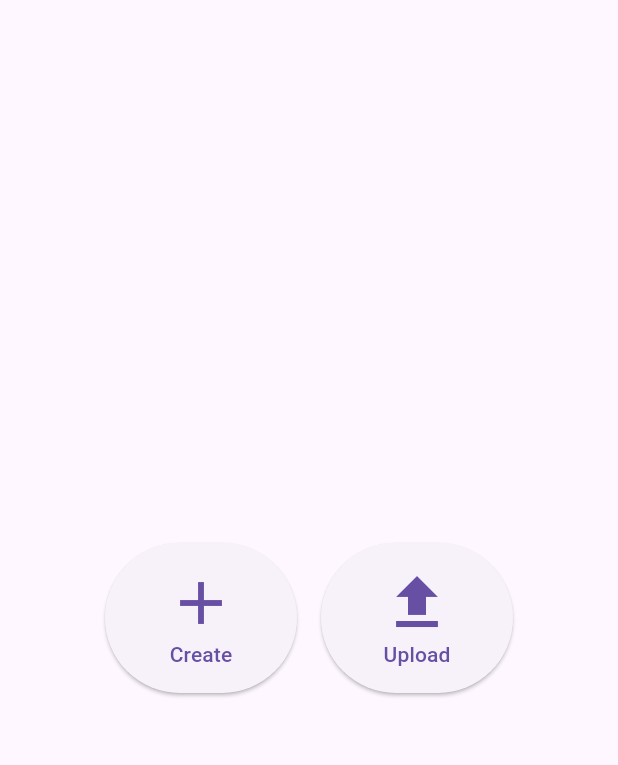
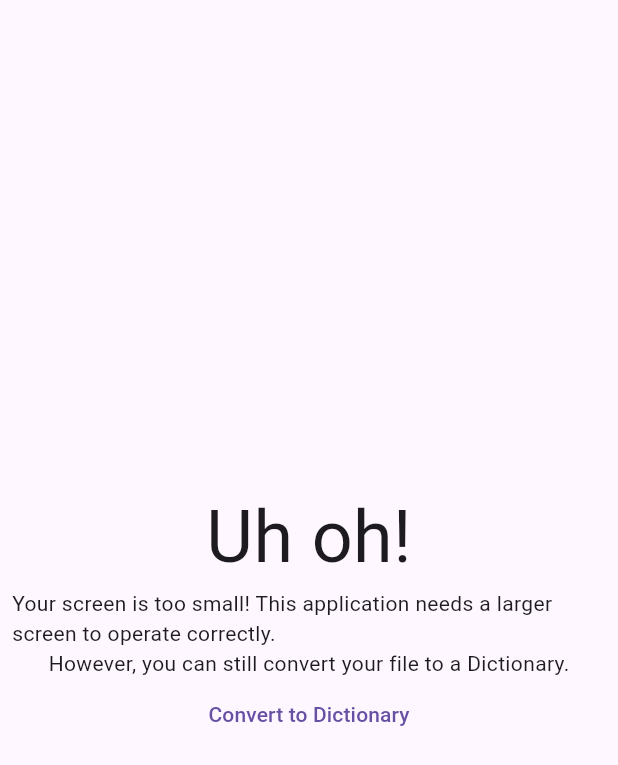
Before and after one commit to Calebh101/dictionaries, a Flutter app: the screen it shows after launch, on a phone screen of 412 x 824 dp. Shown: the top 765 px of the screen. Run offline on Flutter 3.47's test engine with Material 3 defaults, Android fonts, the phone set to English and light mode, and no system bars; our stand-ins replace file_picker, flutter_highlight, tab_indicator_styler, web, yaml; missing offline and left inert: any_date, bson, dart:js_interop, flutter_context_menu, flutter_fancy_tree_view, highlight and 5 more.

Commit message:
Restricts screen size now

```diff
--- /dev/null
+++ b/lib/files/files.dart
@@ -0,0 +1 @@
+export 'package:dictionaries/files/desktop.dart' if (dart.library.js_interop) 'package:dictionaries/files/web.dart';
--- a/lib/main.dart
+++ b/lib/main.dart
@@ -10,8 +10,7 @@ import 'package:localpkg/classes.dart';
 import 'package:localpkg/dialogue.dart';
 import 'package:localpkg/functions.dart';
 import 'package:styled_logger/styled_logger.dart';
-
-export 'files/desktop.dart' if (dart.library.js_interop) 'files/web.dart';
+import 'package:dictionaries/files/files.dart';
 
 final Version version = Version.parse("0.0.0A");
 final Version binaryVersion = Version.parse("1.0.0A");
@@ -93,6 +92,10 @@ class _HomeState extends State<Home> {
 
   @override
   Widget build(BuildContext context) {
+    if (ScreenTooSmallWidget.compare(context) == false) {
+      return ScreenTooSmallWidget();
+    }
+
     List<HomeNode> children = [
       HomeOption("Create", description: "Create a new dictionary.", icon: Icons.add, onActivate: () async {
         activateEditor(utf8.encode(jsonEncode({})));
@@ -218,3 +221,61 @@ Widget? decideEditor(Uint8List raw) {
   final record = (value: true, string: "yes");
   return record;
 }
+
+class ScreenTooSmallWidget extends StatefulWidget {
+  const ScreenTooSmallWidget({super.key});
+  static const threshold = Size(600, 400);
+
+  /// True if the screen is big enough.
+  static bool compare(BuildContext context) {
+    Size screen = MediaQuery.of(context).size;
+    return screen.width > threshold.width && screen.height > threshold.height;
+  }
+
+  @override
+  State<ScreenTooSmallWidget> createState() => _ScreenTooSmallWidgetState();
+}
+
+class _ScreenTooSmallWidgetState extends State<ScreenTooSmallWidget> {
+  @override
+  Widget build(BuildContext context) {
+    return Scaffold(
+      body: Padding(
+        padding: const EdgeInsets.all(8.0),
+        child: Center(
+          child: Column(
+            mainAxisAlignment: MainAxisAlignment.center,
+            children: [
+              Text("Uh oh!", style: TextStyle(fontSize: 48)),
+              Text("Your screen is too small! This application needs a larger screen to operate correctly.", softWrap: true),
+              Text("However, you can still convert your file to a Dictionary."),
+              TextButton(onPressed: () async {
+                Logger.print("Starting upload...");
+                var result = await FilePicker.platform.pickFiles(withData: true);
+                Uint8List? bytes = result?.files.firstOrNull?.bytes;
+                Logger.print("Found ${bytes?.length ?? -1} bytes");
+                if (bytes == null || bytes.isEmpty) return;
+
+                var root = RootNode.tryParse(bytes);
+                if (root == null) return SnackBarManager.show(context, "Unable to parse file.").toVoid();
+
+                var binary = root.toBinary();
+                Logger.print("Found binary of ${binary.length} bytes, saving...");
+                List<String> name = (result?.names.firstOrNull ?? "MyDictionary").split(".");
+                bool saved = await saveFile(name: name.sublist(0, name.length - 1).join("."), bytes: binary);
+
+                if (saved) {
+                  Logger.print("File saved.");
+                  SnackBarManager.show(context, "File saved!");
+                } else {
+                  Logger.warn("File not saved.");
+                  SnackBarManager.show(context, "Unable to save file.");
+                }
+              }, child: Text("Convert to Dictionary")),
+            ],
+          ),
+        ),
+      ),
+    );
+  }
+}
--- a/lib/src/editor.dart
+++ b/lib/src/editor.dart
@@ -1,4 +1,5 @@
 import 'package:any_date/any_date.dart';
+import 'package:dictionaries/files/files.dart';
 import 'package:dictionaries/main.dart';
 import 'package:dictionaries/src/nodeenums.dart';
 import 'package:dictionaries/src/nodes.dart';
@@ -314,7 +315,10 @@ class _ObjectEditorState extends State<ObjectEditorDesktop> {
                               ),
                               SizedBox(
                                 width: width3,
-                                child: data.node.input != null ? valueChild : SizedBox.shrink(),
+                                child: Padding(
+                                  padding: EdgeInsets.symmetric(horizontal: 8),
+                                  child: data.node.input != null ? valueChild : SizedBox.shrink(),
+                                ),
                               ),
                               SizedBox(
                                 width: width2,
--- a/lib/src/main.dart
+++ b/lib/src/main.dart
@@ -1,3 +1,4 @@
+import 'package:dictionaries/main.dart';
 import 'package:dictionaries/src/editor.dart';
 import 'package:dictionaries/src/nodes.dart';
 import 'package:dictionaries/src/preview.dart';
@@ -75,6 +76,10 @@ class _ObjectEditorPageState extends State<ObjectEditorPage> with TickerProvider
   @override
   Widget build(BuildContext context) {
     super.build(context);
+
+    if (ScreenTooSmallWidget.compare(context) == false) {
+      return ScreenTooSmallWidget();
+    }
 
     return Scaffold(
       appBar: AppBar(
```
